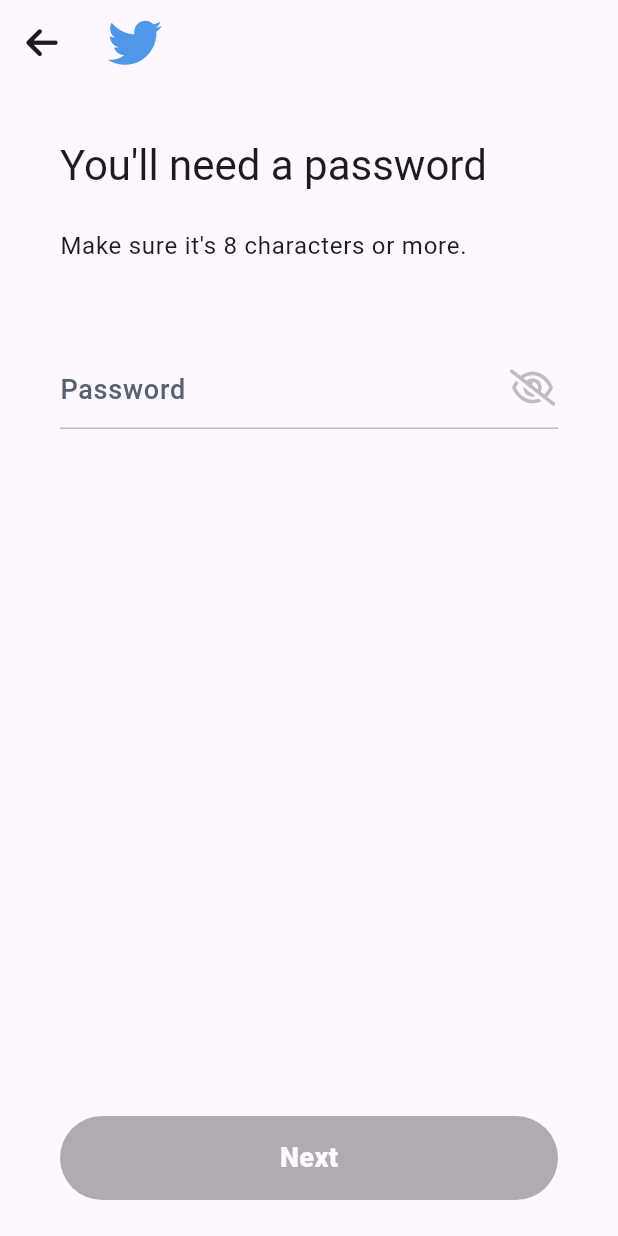
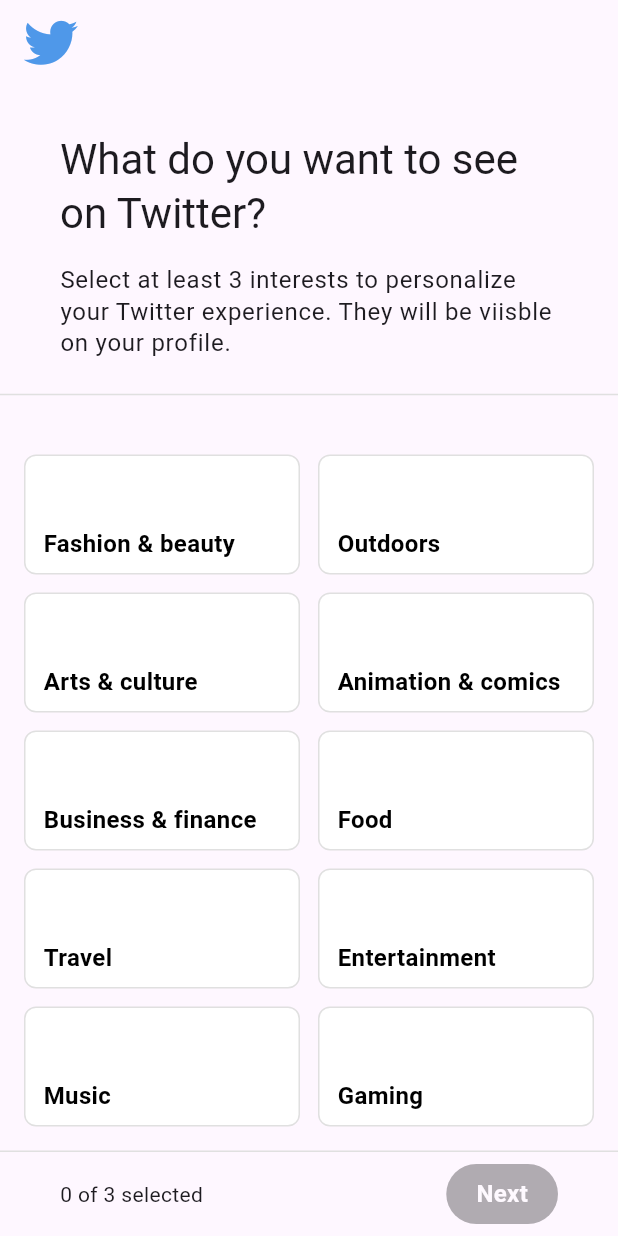
Before and after one commit to cskime/nomadcoders_flutter_challenge, a Flutter app: the PasswordScreen widget shown alone on an empty page, opened directly, after a tap on "Next", on a phone screen of 412 x 824 dp. Run offline on Flutter 3.47's test engine with Material 3 defaults, Android fonts, the light colour scheme and no system bars; our stand-ins replace flutter_svg, font_awesome_flutter; network calls fail.

Commit message:
tiktok-onboarding: interest screen 1

```diff
--- a/lib/tiktok_clone_challenge/twitter_onboarding/features/common/widgets/base_screen.dart
+++ b/lib/tiktok_clone_challenge/twitter_onboarding/features/common/widgets/base_screen.dart
@@ -82,7 +82,10 @@
                             padding: const EdgeInsets.only(bottom: 36),
                             child: Text(
                               description!,
-                              style: Theme.of(context).textTheme.bodyLarge,
+                              style: Theme.of(context)
+                                  .textTheme
+                                  .bodyLarge
+                                  ?.copyWith(height: 1.3),
                             ),
                           ),
                         ...children,
--- a/lib/tiktok_clone_challenge/twitter_onboarding/features/create_account/password_screen.dart
+++ b/lib/tiktok_clone_challenge/twitter_onboarding/features/create_account/password_screen.dart
@@ -5,6 +5,7 @@
 import 'package:nomadcoders_flutter_challenge/tiktok_clone_challenge/twitter_onboarding/features/common/widgets/button/button_size.dart';
 import 'package:nomadcoders_flutter_challenge/tiktok_clone_challenge/twitter_onboarding/features/common/widgets/button/button_type.dart';
 import 'package:nomadcoders_flutter_challenge/tiktok_clone_challenge/twitter_onboarding/features/common/widgets/custom_text_field.dart';
+import 'package:nomadcoders_flutter_challenge/tiktok_clone_challenge/twitter_onboarding/features/interests/interest_screen.dart';
 
 class PasswordScreen extends StatefulWidget {
   const PasswordScreen({super.key});
@@ -34,6 +35,12 @@
     return value.length >= 8;
   }
 
+  void _onNextPressed() {
+    Navigator.of(context).push(MaterialPageRoute(
+      builder: (context) => const InterestScreen(),
+    ));
+  }
+
   @override
   Widget build(BuildContext context) {
     return BaseScreen(
@@ -48,7 +55,7 @@
         type: ButtonType.secondary,
         size: ButtonSize.large,
         enabled: _validator(_textEditingController.text),
-        onPressed: () => (),
+        onPressed: _onNextPressed,
       ),
       children: [
         CustomTextField(
--- /dev/null
+++ b/lib/tiktok_clone_challenge/twitter_onboarding/features/interests/interest_screen.dart
@@ -0,0 +1,120 @@
+import 'package:flutter/material.dart';
+import 'package:font_awesome_flutter/font_awesome_flutter.dart';
+import 'package:nomadcoders_flutter_challenge/tiktok_clone_challenge/twitter_onboarding/constants/palette.dart';
+import 'package:nomadcoders_flutter_challenge/tiktok_clone_challenge/twitter_onboarding/features/common/widgets/button/button.dart';
+import 'package:nomadcoders_flutter_challenge/tiktok_clone_challenge/twitter_onboarding/features/common/widgets/button/button_size.dart';
+import 'package:nomadcoders_flutter_challenge/tiktok_clone_challenge/twitter_onboarding/features/common/widgets/button/button_type.dart';
+import 'package:nomadcoders_flutter_challenge/tiktok_clone_challenge/twitter_onboarding/features/interests/models/interest.dart';
+import 'package:nomadcoders_flutter_challenge/tiktok_clone_challenge/twitter_onboarding/features/interests/widgets/interest_item.dart';
+
+class InterestScreen extends StatefulWidget {
+  const InterestScreen({super.key});
+
+  @override
+  State<InterestScreen> createState() => _InterestScreenState();
+}
+
+class _InterestScreenState extends State<InterestScreen> {
+  final _selected = <Interest>{};
+  final _maxSelection = 3;
+
+  void _onSelected(Interest interest) {
+    if (_selected.contains(interest)) {
+      _selected.remove(interest);
+    } else if (_selected.length < _maxSelection) {
+      _selected.add(interest);
+    }
+    setState(() {});
+  }
+
+  @override
+  Widget build(BuildContext context) {
+    return Scaffold(
+      body: SafeArea(
+        child: CustomScrollView(
+          slivers: [
+            const SliverAppBar(
+              title: FaIcon(
+                FontAwesomeIcons.twitter,
+                color: Palette.primary,
+                size: 36,
+              ),
+              automaticallyImplyLeading: false,
+            ),
+            SliverToBoxAdapter(
+              child: Column(
+                children: [
+                  Padding(
+                    padding: const EdgeInsets.only(
+                        top: 32, left: 40, right: 40, bottom: 16),
+                    child: Column(
+                      children: [
+                        Text(
+                          'What do you want to see on Twitter?',
+                          style: Theme.of(context).textTheme.headlineMedium,
+                        ),
+                        const SizedBox(height: 16),
+                        Text(
+                          'Select at least 3 interests to personalize your Twitter experience. They will be viisble on your profile.',
+                          style: Theme.of(context)
+                              .textTheme
+                              .bodyLarge
+                              ?.copyWith(height: 1.3),
+                        ),
+                      ],
+                    ),
+                  ),
+                  Divider(color: Colors.grey.shade300),
+                ],
+              ),
+            ),
+            SliverPadding(
+              padding: const EdgeInsets.all(16).copyWith(top: 32),
+              sliver: SliverGrid(
+                delegate: SliverChildBuilderDelegate(
+                  childCount: Interest.values.length,
+                  (context, index) {
+                    final interest = Interest.values[index];
+                    return InterestItem(
+                      interest: interest,
+                      selected: _selected.contains(interest),
+                      onSelected: _onSelected,
+                    );
+                  },
+                ),
+                gridDelegate: const SliverGridDelegateWithFixedCrossAxisCount(
+                  crossAxisCount: 2,
+                  mainAxisSpacing: 12,
+                  crossAxisSpacing: 12,
+                  mainAxisExtent: 80,
+                ),
+              ),
+            ),
+          ],
+        ),
+      ),
+      bottomNavigationBar: SafeArea(
+        child: Container(
+          padding: const EdgeInsets.symmetric(horizontal: 40, vertical: 8),
+          decoration: BoxDecoration(
+            border: Border(
+              top: BorderSide(color: Colors.grey.shade300),
+            ),
+          ),
+          child: Row(
+            mainAxisAlignment: MainAxisAlignment.spaceBetween,
+            children: [
+              Text('${_selected.length} of $_maxSelection selected'),
+              Button(
+                title: 'Next',
+                type: ButtonType.secondary,
+                size: ButtonSize.small,
+                enabled: _selected.length == _maxSelection,
+              )
+            ],
+          ),
+        ),
+      ),
+    );
+  }
+}
--- /dev/null
+++ b/lib/tiktok_clone_challenge/twitter_onboarding/features/interests/models/interest.dart
@@ -0,0 +1,25 @@
+enum Interest {
+  fashionBeauty,
+  outdoors,
+  artCulture,
+  animationComics,
+  businessFinance,
+  food,
+  travel,
+  entertainment,
+  music,
+  gaming;
+
+  String get title => switch (this) {
+        Interest.fashionBeauty => 'Fashion & beauty',
+        Interest.outdoors => 'Outdoors',
+        Interest.artCulture => 'Arts & culture',
+        Interest.animationComics => 'Animation & comics',
+        Interest.businessFinance => 'Business & finance',
+        Interest.food => 'Food',
+        Interest.travel => 'Travel',
+        Interest.entertainment => 'Entertainment',
+        Interest.music => 'Music',
+        Interest.gaming => 'Gaming',
+      };
+}
--- /dev/null
+++ b/lib/tiktok_clone_challenge/twitter_onboarding/features/interests/widgets/interest_item.dart
@@ -0,0 +1,63 @@
+import 'package:flutter/material.dart';
+import 'package:font_awesome_flutter/font_awesome_flutter.dart';
+import 'package:nomadcoders_flutter_challenge/tiktok_clone_challenge/twitter_onboarding/constants/palette.dart';
+import 'package:nomadcoders_flutter_challenge/tiktok_clone_challenge/twitter_onboarding/features/interests/models/interest.dart';
+
+class InterestItem extends StatelessWidget {
+  const InterestItem({
+    super.key,
+    required this.interest,
+    required this.selected,
+    required this.onSelected,
+  });
+
+  final Interest interest;
+  final bool selected;
+  final void Function(Interest interest) onSelected;
+
+  void _onTap() {
+    onSelected(interest);
+  }
+
+  @override
+  Widget build(BuildContext context) {
+    return GestureDetector(
+      onTap: _onTap,
+      behavior: HitTestBehavior.opaque,
+      child: Container(
+        decoration: BoxDecoration(
+          color: selected ? Palette.primary : Colors.white,
+          border: selected ? null : Border.all(color: Colors.grey.shade300),
+          borderRadius: BorderRadius.circular(8),
+        ),
+        padding: const EdgeInsets.symmetric(
+          horizontal: 12,
+          vertical: 8,
+        ),
+        child: Stack(
+          children: [
+            Align(
+              alignment: Alignment.bottomLeft,
+              child: Text(
+                interest.title,
+                style: TextStyle(
+                  color: selected ? Colors.white : Colors.black,
+                  fontSize: 16,
+                  fontWeight: FontWeight.w700,
+                ),
+              ),
+            ),
+            const Align(
+              alignment: Alignment.topRight,
+              child: Icon(
+                FontAwesomeIcons.solidCircleCheck,
+                color: Colors.white,
+                size: 16,
+              ),
+            )
+          ],
+        ),
+      ),
+    );
+  }
+}
--- a/lib/tiktok_clone_challenge/twitter_onboarding/main.dart
+++ b/lib/tiktok_clone_challenge/twitter_onboarding/main.dart
@@ -1,6 +1,6 @@
 import 'package:flutter/material.dart';
 import 'package:nomadcoders_flutter_challenge/tiktok_clone_challenge/twitter_onboarding/constants/palette.dart';
-import 'package:nomadcoders_flutter_challenge/tiktok_clone_challenge/twitter_onboarding/features/initial/initial_screen.dart';
+import 'package:nomadcoders_flutter_challenge/tiktok_clone_challenge/twitter_onboarding/features/interests/interest_screen.dart';
 
 void main() {
   runApp(const TwitterOnboardingApp());
@@ -34,7 +34,7 @@
       ),
       home: const DefaultTextStyle(
         style: TextStyle(color: Palette.text),
-        child: InitialScreen(),
+        child: InterestScreen(),
       ),
     );
   }
```
